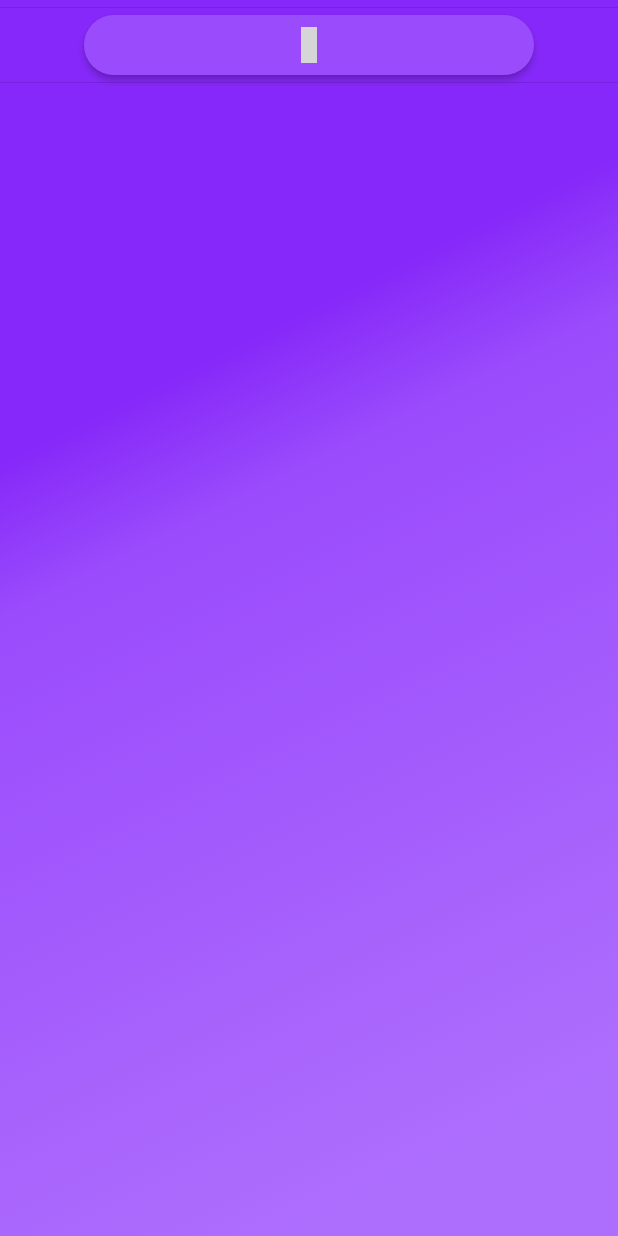
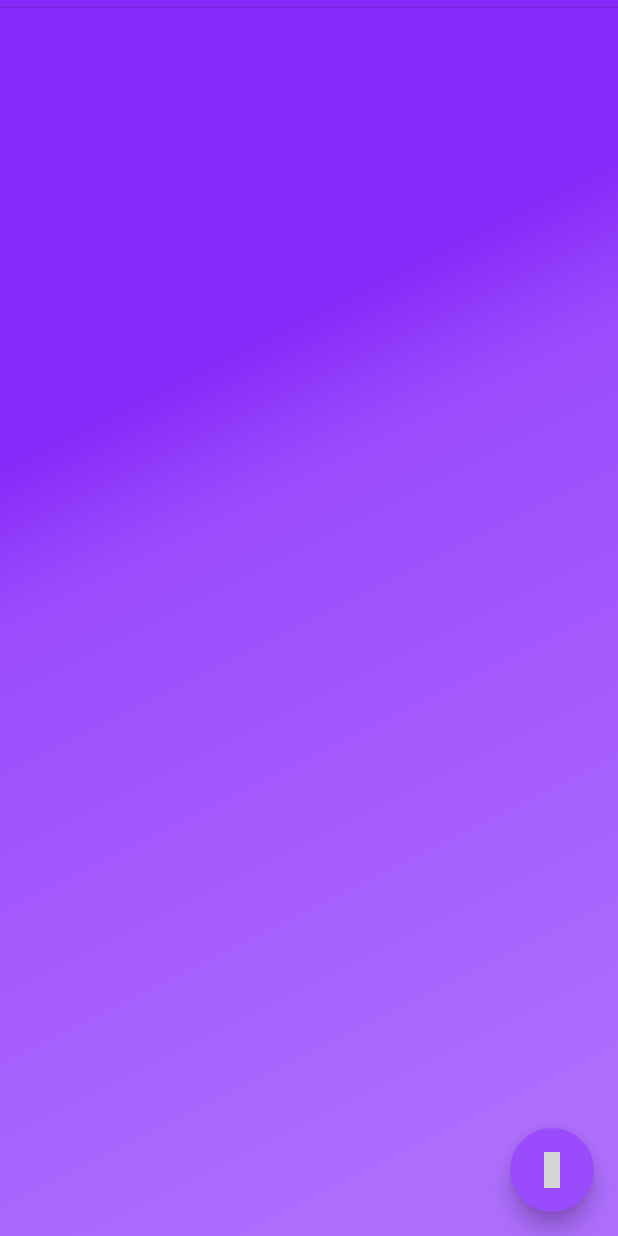
Before and after one commit to renrevm/salvandoalsoldadoalvarez, a Flutter app: the PortadaNoticiasPage screen opened directly, on a phone screen of 412 x 824 dp. Run offline on Flutter 3.47's test engine with Material 2 defaults, Android fonts, the phone set to English and light mode, and no system bars; our stand-ins replace cloud_firestore, firebase_auth, firebase_core, flutter_slidable, google_sign_in, material_design_icons_flutter; accounts and stored records are empty; network calls fail; grey boxes are pictures that could not be loaded.

Commit message:
Navegación y botón agregar noticia

```diff
--- a/dam_c3_cliente/lib/adminpages/portada_noticias_page.dart
+++ b/dam_c3_cliente/lib/adminpages/portada_noticias_page.dart
@@ -20,35 +20,11 @@ class PortadaNoticiasPage extends StatefulWidget {
 class _PortadaNoticiasPageState extends State<PortadaNoticiasPage> {
   @override
   Widget build(BuildContext context) {
-    return Container(
+    return Scaffold(
+      body: Container(
         decoration: boxDegrade,
         child: Column(
           children: [
-          Divider(
-            height: 10,
-          ),
-          Container(
-            height: 40,
-            width: 300,
-            decoration: BoxDecoration(
-                borderRadius: BorderRadius.all(Radius.circular(50.0))),
-            child: ElevatedButton(
-              style: ElevatedButton.styleFrom(
-                  backgroundColor: Color(kSecundaryColor),
-                  shape: RoundedRectangleBorder(
-                      borderRadius: BorderRadius.all(Radius.circular(50.0)))),
-              child: Icon(
-                MdiIcons.newspaper,
-                color: Color(kAccentColor1),
-              ),
-              onPressed: () {
-                Navigator.push(
-                    context,
-                    MaterialPageRoute(
-                        builder: (context) => PublicarNoticiasPage()));
-              },
-            ),
-          ),
             Divider(
               height: 10,
             ),
@@ -110,6 +86,18 @@ class _PortadaNoticiasPageState extends State<PortadaNoticiasPage> {
             //floatingActionButtonLocation: FloatingActionButtonLocation.centerFloat,
           ],
         ),
+      ),
+      floatingActionButton: FloatingActionButton(
+        backgroundColor: Color(kSecundaryColor),
+        child: Icon(
+          MdiIcons.newspaper,
+          color: Color(kAccentColor1),
+        ),
+        onPressed: () {
+          Navigator.push(context,
+              MaterialPageRoute(builder: (context) => PublicarNoticiasPage()));
+        },
+      ),
     );
   }
 }
--- a/dam_c3_cliente/lib/pages/home_administrador_page2.dart
+++ b/dam_c3_cliente/lib/pages/home_administrador_page2.dart
@@ -3,6 +3,7 @@ import 'package:dam_c3_cliente/constant.dart';
 import 'package:flutter/material.dart';
 import 'package:material_design_icons_flutter/material_design_icons_flutter.dart';
 import '../adminpages/informacion_eventos_page.dart';
+import '../adminpages/listar_evento_page.dart';
 import '../adminpages/listar_eventos_try_page.dart';
 import 'menu_page.dart';
 
@@ -19,7 +20,7 @@ class HomeAdministradorPage2 extends StatefulWidget {
 class _HomeAdministradorPage2State extends State<HomeAdministradorPage2> {
   int paginaSel = 1;
   final paginas = [
-    ListarEventosTryPage(),
+    EventosListarPage(),
     PortadaNoticiasPage(),
     //CambiarEstadoEventosPage(),
     InformacionEventosPage()
```
Also changed, not shown: dam_c3_cliente/lib/adminpages/listar_evento_page.dart (+7 -4 lines). Lines whose indentation alone changed are shown as unchanged.
